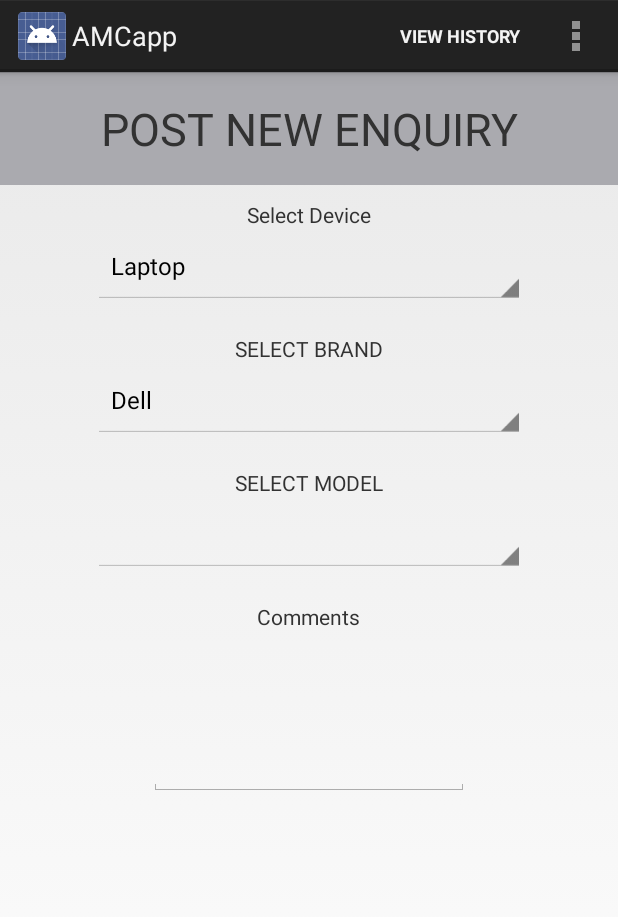
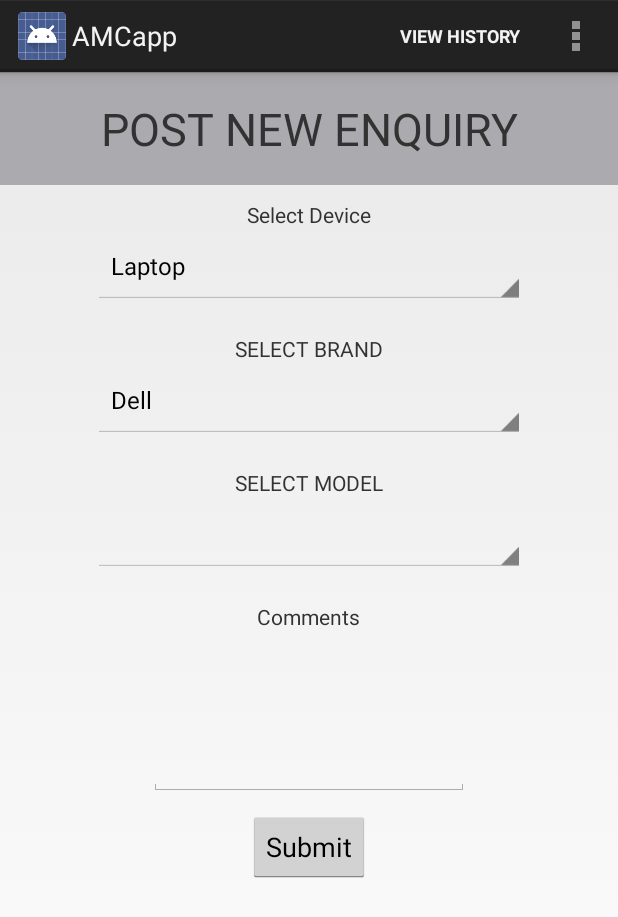
Before and after one commit to sakshamagarwal/amc_app, an Android app: the new_enquiry1 screen opened directly, with no data from a screen before it, on a phone screen of 412 x 824 dp. Shown: the top 917 px of the screen. Run offline under Robolectric (Android 15) with nearby library versions, the phone set to English and light mode, and no system bars.

Commit message:
Customer Complete

```diff
--- a/app/src/main/java/com/example/saksham/amc_app/forgot_password.java
+++ b/app/src/main/java/com/example/saksham/amc_app/forgot_password.java
@@ -31,6 +31,7 @@ public class forgot_password extends Activity{
             @Override
             public void onClick(View v) {
                 Toast.makeText(getApplicationContext(),"Check email to reset password",Toast.LENGTH_LONG).show();
+                startActivity(new Intent(getApplicationContext(),sign_in_customer.class));
             }
         });
 
--- a/app/src/main/java/com/example/saksham/amc_app/new_enquiry1.java
+++ b/app/src/main/java/com/example/saksham/amc_app/new_enquiry1.java
@@ -63,6 +63,14 @@ public class new_enquiry1 extends Activity {
             }
         });
 
+        Button submit = (Button)findViewById(R.id.enquity_submit);
+        submit.setOnClickListener(new View.OnClickListener() {
+            @Override
+            public void onClick(View v) {
+                Toast.makeText(getApplicationContext(),"Your vendor will reply soon", Toast.LENGTH_SHORT).show();
+                startActivity(new Intent(getApplicationContext(),enquiry.class));
+            }
+        });
 
     }
 
--- a/app/src/main/res/layout/new_enquiry.xml
+++ b/app/src/main/res/layout/new_enquiry.xml
@@ -91,6 +91,13 @@
         android:layout_centerHorizontal="true"
         android:layout_marginTop="10dp"/>
 
-
+    <Button
+        android:layout_width="wrap_content"
+        android:layout_height="wrap_content"
+        android:id="@+id/enquity_submit"
+        android:layout_below="@+id/comments"
+        android:layout_marginTop="10dp"
+        android:text="Submit"
+        android:layout_centerHorizontal="true"/>
 
 </RelativeLayout>
--- a/app/src/main/res/layout/sign_in_customer.xml
+++ b/app/src/main/res/layout/sign_in_customer.xml
@@ -34,7 +34,7 @@
         android:layout_marginTop="150dp"
         />
   <EditText
-        android:id="@+id/signin_pass"
+        android:id="@+id/signin_password"
         android:layout_width="wrap_content"
         android:layout_height="wrap_content"
         android:hint="Password"
@@ -49,7 +49,7 @@
         android:layout_height="wrap_content"
         android:text="SIGN IN"
         android:layout_centerHorizontal="true"
-        android:layout_below="@+id/signin_pass"
+        android:layout_below="@+id/signin_password"
         android:layout_marginTop="10dp"
         />
 
```
Also changed, not shown: app/src/main/java/com/example/saksham/amc_app/Detail_and_Rate.java (+10 -0 lines), app/src/main/java/com/example/saksham/amc_app/sign_in_customer.java (+16 -1 lines).
